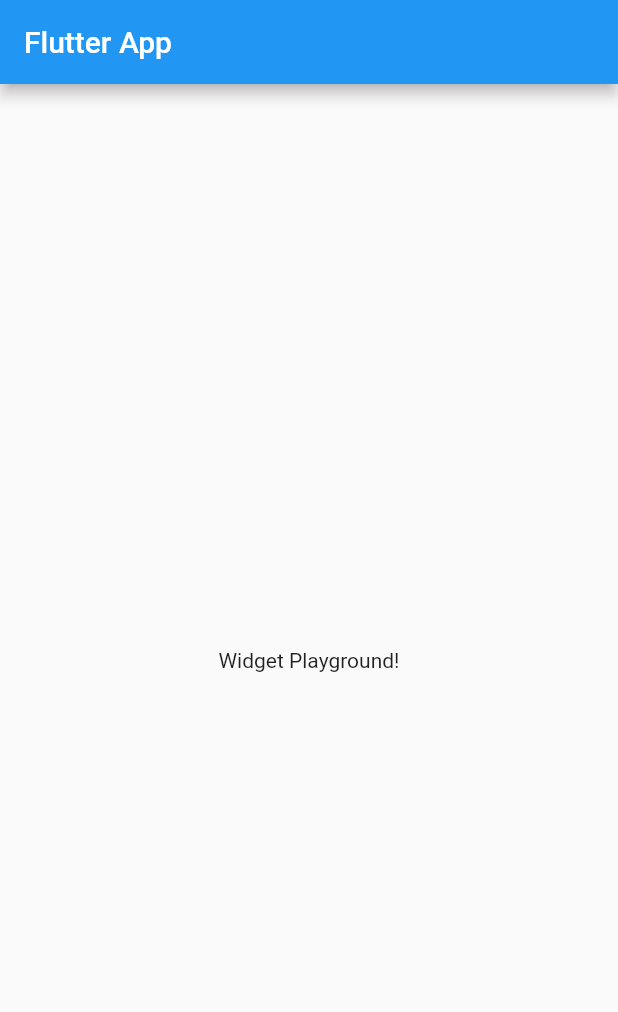
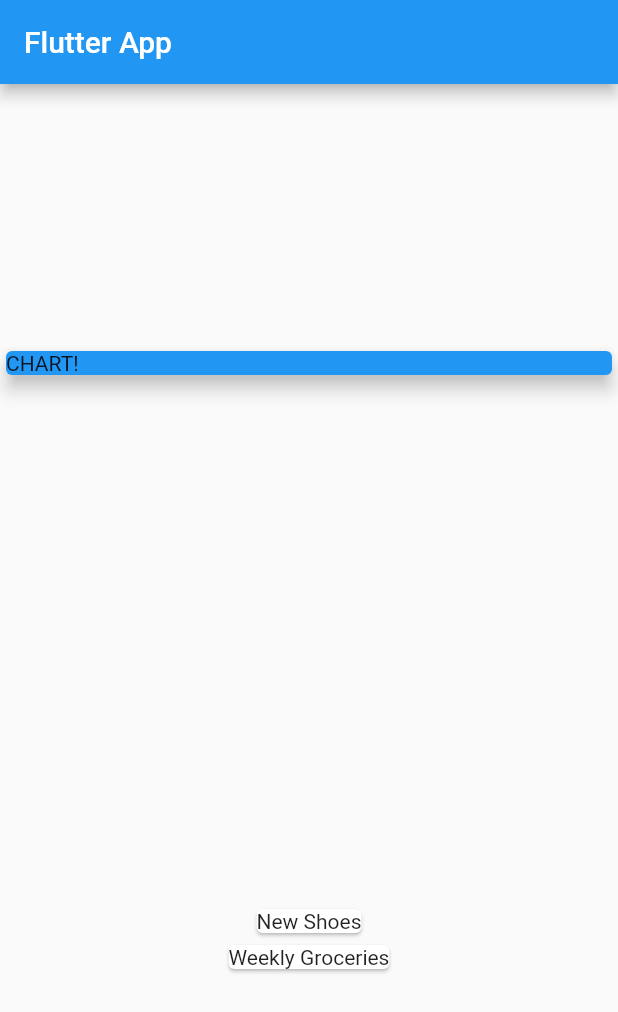
Before and after one commit to Berkayclk06/Personal_Expenses_App, a Flutter app: the screen it shows after launch, on a phone screen of 412 x 824 dp. Shown: the top 1012 px of the screen. Run offline on Flutter 3.47's test engine with Material 2 defaults, Android fonts, the phone set to English and light mode, and no system bars.

Commit message:
Transcation Card Dummy Implemented

```diff
--- a/lib/main.dart
+++ b/lib/main.dart
@@ -1,4 +1,6 @@
 import 'package:flutter/material.dart';
+
+import './transaction.dart';
 
 void main() => runApp(MyApp());
 
@@ -13,15 +15,47 @@ class MyApp extends StatelessWidget {
 }
 
 class MyHomePage extends StatelessWidget {
+  final List<Transaction> transactions = [
+    Transaction(
+      id: 't1',
+      title: 'New Shoes',
+      amount: 69.99,
+      date: DateTime.now(),
+    ),
+    Transaction(
+      id: 't2',
+      title: 'Weekly Groceries',
+      amount: 16.53,
+      date: DateTime.now(),
+    ),
+  ];
+
   @override
   Widget build(BuildContext context) {
     return Scaffold(
       appBar: AppBar(
         title: Text('Flutter App'),
       ),
-      body: Center(
-        child: Text('Widget Playground!'),
-      ),
+      body: Column(
+          mainAxisAlignment: MainAxisAlignment.spaceAround,
+          crossAxisAlignment: CrossAxisAlignment.stretch,
+          children: <Widget>[
+            Container(
+              width: double.infinity,
+              child: Card(
+                color: Colors.blue,
+                child: Text('CHART!'),
+                elevation: 5,
+              ),
+            ),
+            Column(
+              children: transactions.map((tx) {
+                return Card(
+                  child: Text(tx.title),
+                );
+              }).toList(),
+            )
+          ]),
     );
   }
 }
--- /dev/null
+++ b/lib/transaction.dart
@@ -0,0 +1,14 @@
+import 'package:flutter/foundation.dart';
+
+class Transaction {
+  final String id;
+  final String title;
+  final double amount;
+  final DateTime date;
+
+  Transaction(
+      {@required this.id,
+      @required this.title,
+      @required this.amount,
+      @required this.date});
+}
```
